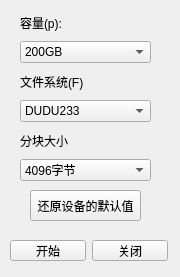
First picture: the form in form/reformat.ui, repository mcdudu233/FileSystem, before the edit.
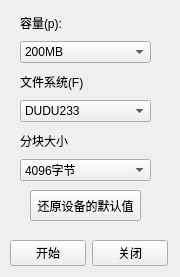
Second picture: the form after the edit.

Commit message: 更新格式化界面的容量选择

```diff
--- a/form/reformat.ui
+++ b/form/reformat.ui
@@ -26,7 +26,7 @@
     <string>还原设备的默认值</string>
    </property>
   </widget>
-  <widget class="QWidget" name="">
+  <widget class="QWidget" name="layoutWidget">
    <property name="geometry">
     <rect>
      <x>20</x>
@@ -47,7 +47,7 @@
      <widget class="QComboBox" name="capacityComboBox">
       <item>
        <property name="text">
-        <string>200GB</string>
+        <string>200MB</string>
        </property>
       </item>
       <item>
@@ -106,13 +106,13 @@
     </item>
    </layout>
   </widget>
-  <widget class="QWidget" name="">
+  <widget class="QWidget" name="layoutWidget">
    <property name="geometry">
     <rect>
      <x>10</x>
      <y>240</y>
      <width>158</width>
-     <height>21</height>
+     <height>26</height>
     </rect>
    </property>
    <layout class="QHBoxLayout" name="horizontalLayout">
```
Left out of the diff: 17 changed lines with no effect on the pictures.
